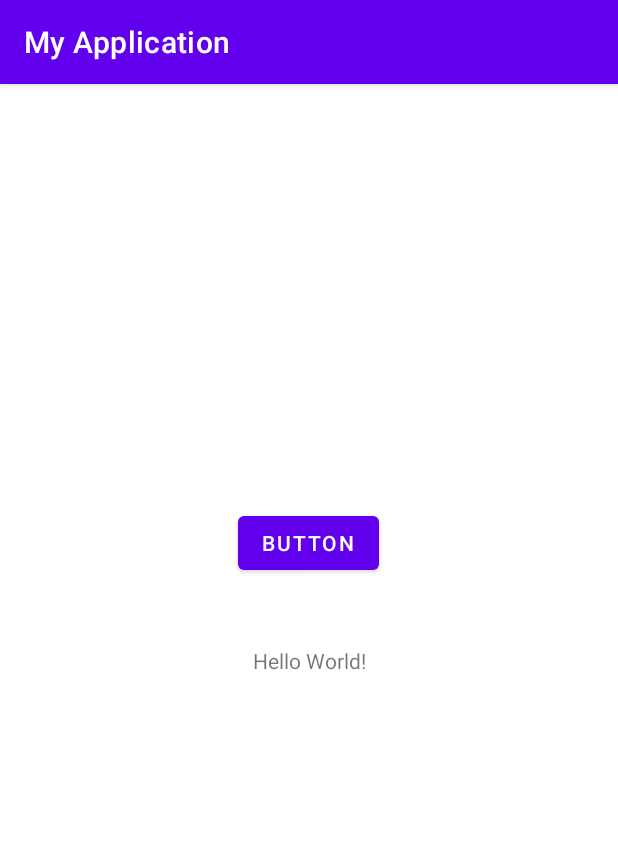
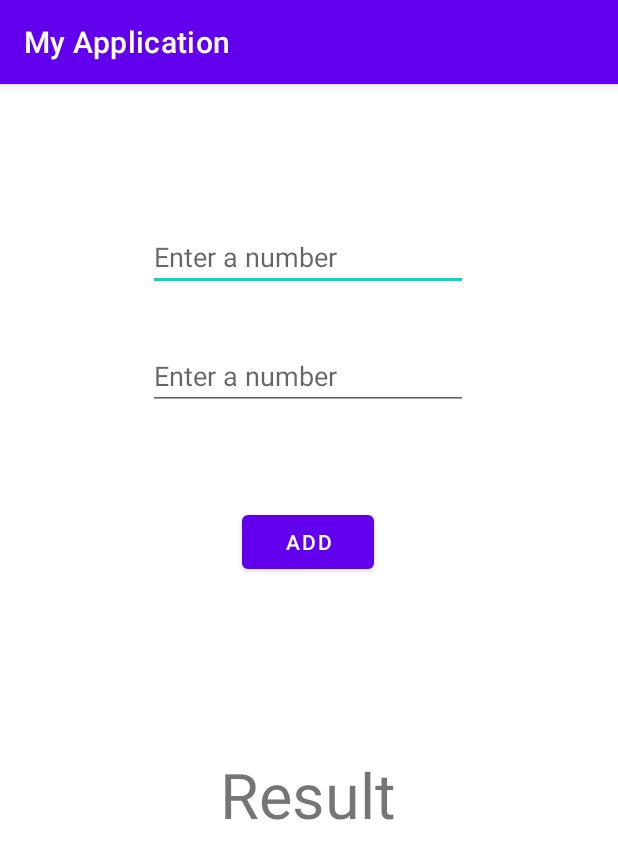
Before and after one commit to JoonaManninen/Mobile_Development, an Android app: the screen it shows after launch (MainActivity), on a phone screen of 412 x 824 dp. Shown: the top 859 px of the screen. Run offline under Robolectric (Android 15) with nearby library versions, the phone set to English and light mode, and no system bars.

Commit message:
First application done.

```diff
--- a/app/src/main/java/com/example/myapplication/MainActivity.java
+++ b/app/src/main/java/com/example/myapplication/MainActivity.java
@@ -1,8 +1,12 @@
 package com.example.myapplication;
 
+import android.os.Bundle;
+import android.view.View;
+import android.widget.Button;
+import android.widget.EditText;
+import android.widget.TextView;
+
 import androidx.appcompat.app.AppCompatActivity;
-
-import android.os.Bundle;
 
 public class MainActivity extends AppCompatActivity {
 
@@ -10,5 +14,20 @@ public class MainActivity extends AppCompatActivity {
     protected void onCreate(Bundle savedInstanceState) {
         super.onCreate(savedInstanceState);
         setContentView(R.layout.activity_main);
+
+        Button addButton = (Button) findViewById (R.id.addButton);
+        addButton.setOnClickListener(new View.OnClickListener() {
+            @Override
+            public void onClick(View view) {
+                EditText firstNumEditText = (EditText) findViewById(R.id.firstNumeditText);
+                EditText secondNumEditText = (EditText) findViewById(R.id.secondNumEditText);
+                TextView ResultTextView = (TextView) findViewById(R.id.ResultTextView);
+
+                int num1 = Integer.parseInt(firstNumEditText.getText().toString());
+                int num2 = Integer.parseInt(secondNumEditText.getText().toString());
+                int result = num1 + num2;
+                ResultTextView.setText(result + "");
+            }
+        });
     }
 }
--- a/app/src/main/res/layout/activity_main.xml
+++ b/app/src/main/res/layout/activity_main.xml
@@ -6,25 +6,57 @@
     android:layout_height="match_parent"
     tools:context=".MainActivity">
 
-    <TextView
+    <EditText
+        android:id="@+id/firstNumeditText"
         android:layout_width="wrap_content"
         android:layout_height="wrap_content"
-        android:text="Hello World!"
+        android:ems="10"
+        android:hint="Enter a number"
+        android:inputType="number"
         app:layout_constraintBottom_toBottomOf="parent"
         app:layout_constraintEnd_toEndOf="parent"
+        app:layout_constraintHorizontal_bias="0.497"
         app:layout_constraintStart_toStartOf="parent"
-        app:layout_constraintTop_toTopOf="parent" />
+        app:layout_constraintTop_toTopOf="parent"
+        app:layout_constraintVertical_bias="0.128" />
+
+    <EditText
+        android:id="@+id/secondNumEditText"
+        android:layout_width="wrap_content"
+        android:layout_height="wrap_content"
+        android:ems="10"
+        android:hint="Enter a number"
+        android:inputType="number"
+        app:layout_constraintBottom_toBottomOf="parent"
+        app:layout_constraintEnd_toEndOf="parent"
+        app:layout_constraintHorizontal_bias="0.497"
+        app:layout_constraintStart_toStartOf="parent"
+        app:layout_constraintTop_toBottomOf="@+id/firstNumeditText"
+        app:layout_constraintVertical_bias="0.058" />
 
     <Button
-        android:id="@+id/button"
+        android:id="@+id/addButton"
         android:layout_width="wrap_content"
         android:layout_height="wrap_content"
-        android:text="Button"
+        android:layout_marginTop="64dp"
+        android:text="ADD"
+        app:layout_constraintEnd_toEndOf="parent"
+        app:layout_constraintHorizontal_bias="0.498"
+        app:layout_constraintStart_toStartOf="parent"
+        app:layout_constraintTop_toBottomOf="@+id/secondNumEditText" />
+
+    <TextView
+        android:id="@+id/ResultTextView"
+        android:layout_width="299dp"
+        android:layout_height="60dp"
+        android:text="Result"
+        android:textAlignment="center"
+        android:textSize="42sp"
         app:layout_constraintBottom_toBottomOf="parent"
         app:layout_constraintEnd_toEndOf="parent"
         app:layout_constraintHorizontal_bias="0.498"
         app:layout_constraintStart_toStartOf="parent"
-        app:layout_constraintTop_toTopOf="parent"
-        app:layout_constraintVertical_bias="0.392" />
+        app:layout_constraintTop_toBottomOf="@+id/addButton"
+        app:layout_constraintVertical_bias="0.307" />
 
 </androidx.constraintlayout.widget.ConstraintLayout>
```
